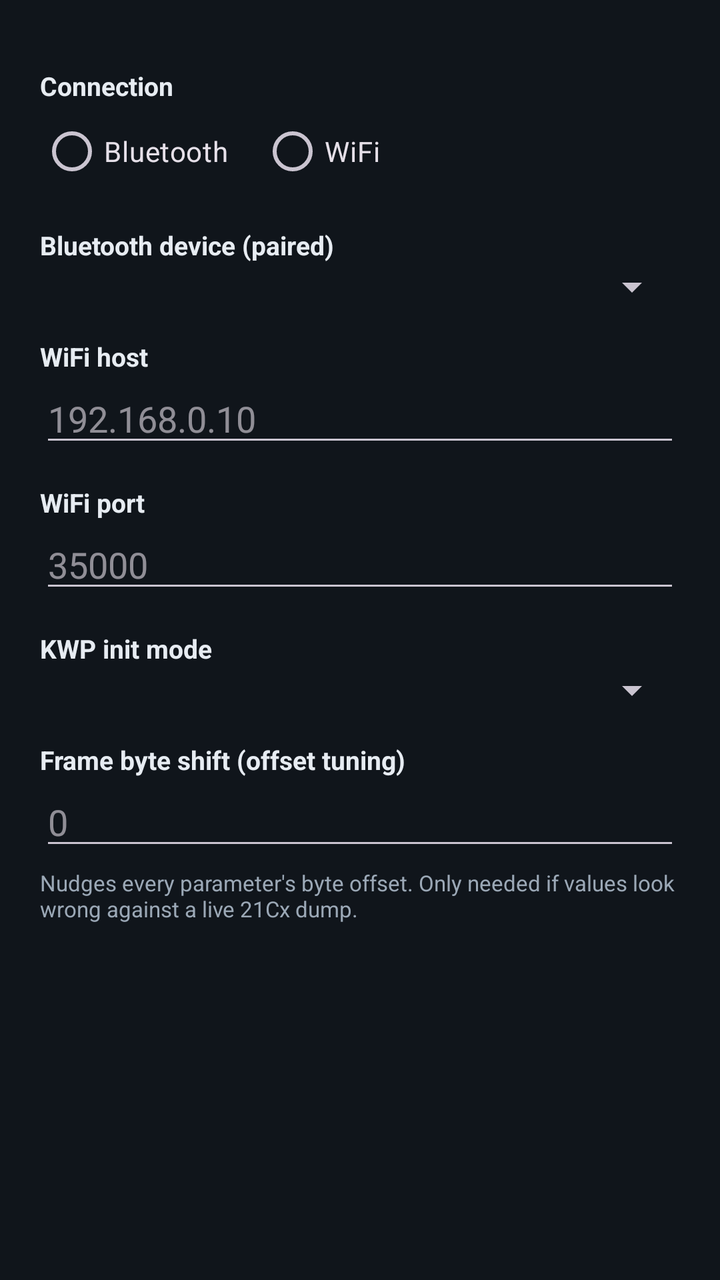
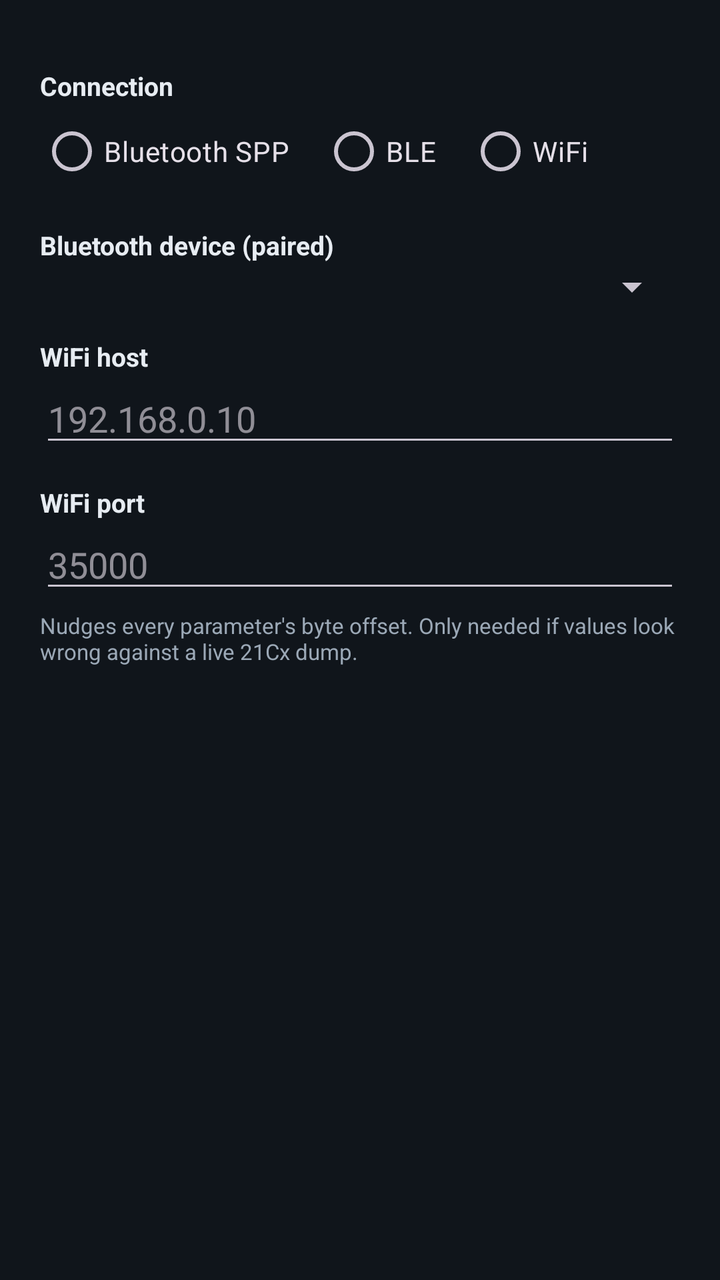

Two renders of the same Android screen: before a commit and after it. Below are the layout's source before the change and the commit's diff.
<!-- AndroidManifest.xml: application theme Theme.FapModern -->
<!-- res/layout/dialog_settings.xml -->
<?xml version="1.0" encoding="utf-8"?>
<ScrollView xmlns:android="http://schemas.android.com/apk/res/android"
    android:layout_width="match_parent"
    android:layout_height="wrap_content">

    <LinearLayout
        android:layout_width="match_parent"
        android:layout_height="wrap_content"
        android:orientation="vertical"
        android:padding="20dp">

        <TextView style="@style/CfgLabel" android:text="Connection" />

        <RadioGroup
            android:id="@+id/transportGroup"
            android:layout_width="match_parent"
            android:layout_height="wrap_content"
            android:orientation="horizontal">
            <RadioButton android:id="@+id/rbBluetooth" android:layout_width="wrap_content" android:layout_height="wrap_content" android:text="Bluetooth" />
            <RadioButton android:id="@+id/rbWifi" android:layout_width="wrap_content" android:layout_height="wrap_content" android:layout_marginStart="16dp" android:text="WiFi" />
        </RadioGroup>

        <TextView style="@style/CfgLabel" android:text="Bluetooth device (paired)" />
        <Spinner
            android:id="@+id/btSpinner"
            android:layout_width="match_parent"
            android:layout_height="wrap_content" />

        <TextView style="@style/CfgLabel" android:text="WiFi host" />
        <EditText
            android:id="@+id/wifiHost"
            android:layout_width="match_parent"
            android:layout_height="wrap_content"
            android:inputType="text"
            android:hint="192.168.0.10" />

        <TextView style="@style/CfgLabel" android:text="WiFi port" />
        <EditText
            android:id="@+id/wifiPort"
            android:layout_width="match_parent"
            android:layout_height="wrap_content"
            android:inputType="number"
            android:hint="35000" />

        <TextView style="@style/CfgLabel" android:text="KWP init mode" />
        <Spinner
            android:id="@+id/initSpinner"
            android:layout_width="match_parent"
            android:layout_height="wrap_content" />

        <TextView style="@style/CfgLabel" android:text="Frame byte shift (offset tuning)" />
        <EditText
            android:id="@+id/frameShift"
            android:layout_width="match_parent"
            android:layout_height="wrap_content"
            android:inputType="numberSigned"
            android:hint="0" />

        <TextView
            android:layout_width="match_parent"
            android:layout_height="wrap_content"
            android:layout_marginTop="4dp"
            android:textColor="@color/on_surface_dim"
            android:textSize="11sp"
            android:text="Nudges every parameter's byte offset. Only needed if values look wrong against a live 21Cx dump." />
    </LinearLayout>
</ScrollView>
<!-- resources referenced by this layout -->
<resources>
  <color name="on_surface_dim">#FF9BA8B6</color>
  <style name="CfgLabel">
          <item name="android:layout_width">match_parent</item>
          <item name="android:layout_height">wrap_content</item>
          <item name="android:layout_marginTop">14dp</item>
          <item name="android:textColor">@color/on_surface</item>
          <item name="android:textStyle">bold</item>
          <item name="android:textSize">13sp</item>
      </style>
  <style name="Theme.FapModern" parent="Theme.Material3.Dark.NoActionBar">
          <item name="colorPrimary">@color/primary</item>
          <item name="colorOnPrimary">@color/black</item>
          <item name="colorSecondary">@color/accent</item>
          <item name="android:colorBackground">@color/bg</item>
          <item name="colorSurface">@color/surface</item>
          <item name="colorOnSurface">@color/on_surface</item>
          <item name="android:statusBarColor">@color/bg</item>
          <item name="android:windowLightStatusBar">false</item>
      </style>
  <color name="on_surface">#FFE7ECF2</color>
  <color name="primary">#FF3DDC97</color>
  <color name="black">#FF000000</color>
  <color name="accent">#FF4FA8FF</color>
  <color name="bg">#FF10151B</color>
  <color name="surface">#FF1B242E</color>
</resources>

<!-- the commit's change to res/layout/dialog_settings.xml (unified diff, before → after) -->
@@ -16,7 +16,8 @@
             android:layout_width="match_parent"
             android:layout_height="wrap_content"
             android:orientation="horizontal">
-            <RadioButton android:id="@+id/rbBluetooth" android:layout_width="wrap_content" android:layout_height="wrap_content" android:text="Bluetooth" />
+            <RadioButton android:id="@+id/rbBluetooth" android:layout_width="wrap_content" android:layout_height="wrap_content" android:text="Bluetooth SPP" />
+            <RadioButton android:id="@+id/rbBle" android:layout_width="wrap_content" android:layout_height="wrap_content" android:layout_marginStart="16dp" android:text="BLE" />
             <RadioButton android:id="@+id/rbWifi" android:layout_width="wrap_content" android:layout_height="wrap_content" android:layout_marginStart="16dp" android:text="WiFi" />
         </RadioGroup>
 
@@ -42,20 +43,6 @@
             android:inputType="number"
             android:hint="35000" />
 
-        <TextView style="@style/CfgLabel" android:text="KWP init mode" />
-        <Spinner
-            android:id="@+id/initSpinner"
-            android:layout_width="match_parent"
-            android:layout_height="wrap_content" />
-
-        <TextView style="@style/CfgLabel" android:text="Frame byte shift (offset tuning)" />
-        <EditText
-            android:id="@+id/frameShift"
-            android:layout_width="match_parent"
-            android:layout_height="wrap_content"
-            android:inputType="numberSigned"
-            android:hint="0" />
-
         <TextView
             android:layout_width="match_parent"
             android:layout_height="wrap_content"
